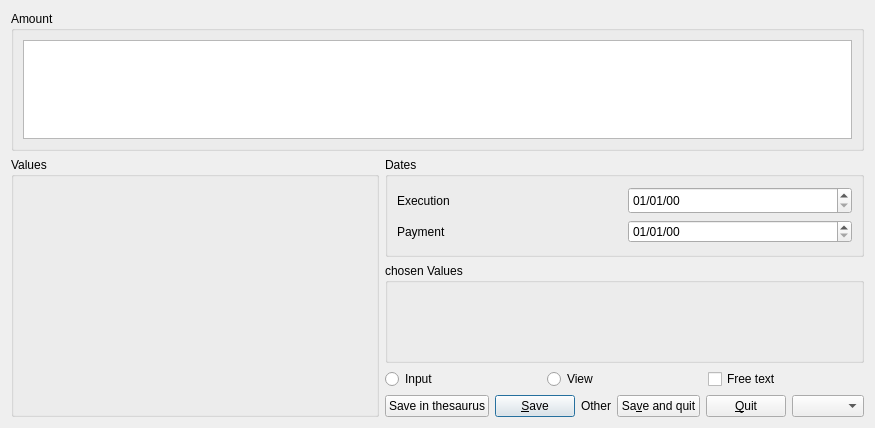
First picture: the form in plugins/accountplugin/receipts/receiptviewer.ui, repository FreeHealth/freehealth, before the edit.
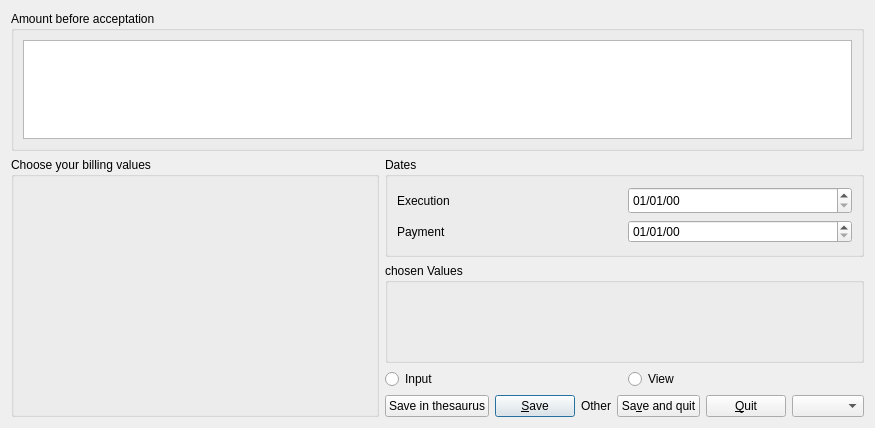
Second picture: the form after the edit.

The edit to the form file:
```diff
--- a/plugins/accountplugin/receipts/receiptviewer.ui
+++ b/plugins/accountplugin/receipts/receiptviewer.ui
@@ -31,7 +31,7 @@
         </size>
        </property>
        <property name="title">
-        <string>Amount</string>
+        <string>Amount before acceptation</string>
        </property>
        <layout class="QGridLayout" name="gridLayout">
         <item row="0" column="0">
@@ -65,7 +65,7 @@
         </size>
        </property>
        <property name="title">
-        <string>Values</string>
+        <string>Choose your billing values</string>
        </property>
       </widget>
      </item>
@@ -144,13 +144,6 @@
          </property>
         </widget>
        </item>
-       <item>
-        <widget class="QCheckBox" name="freeTextCheckBox">
-         <property name="text">
-          <string>Free text</string>
-         </property>
-        </widget>
-       </item>
       </layout>
      </item>
      <item row="4" column="1">
```
